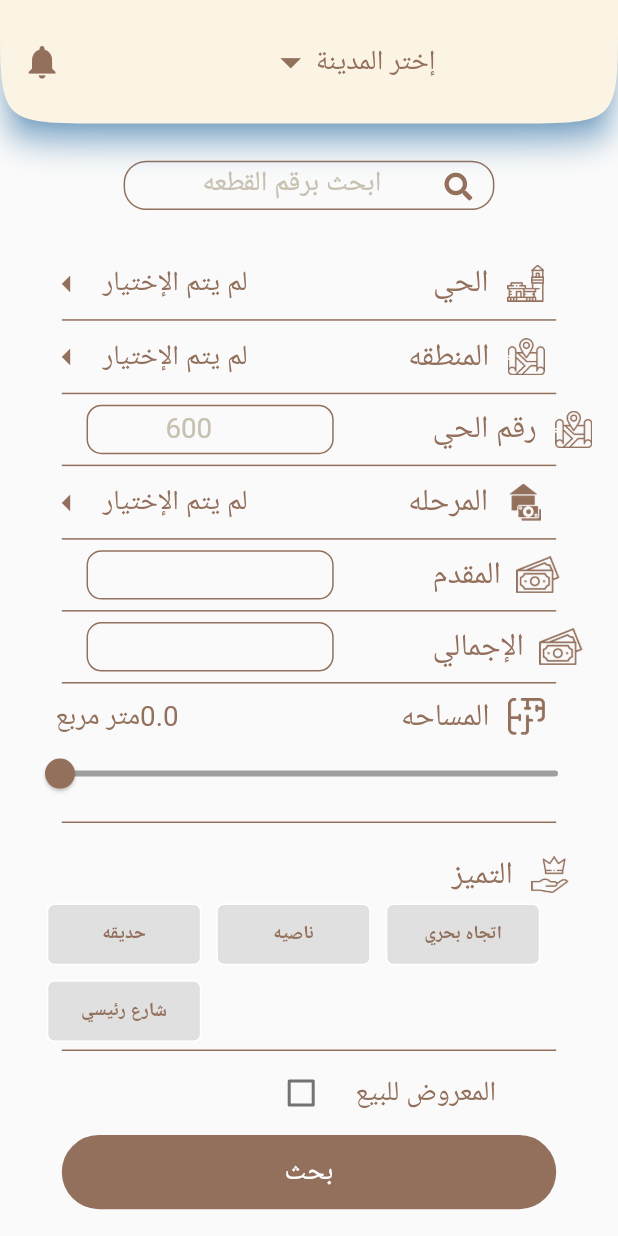
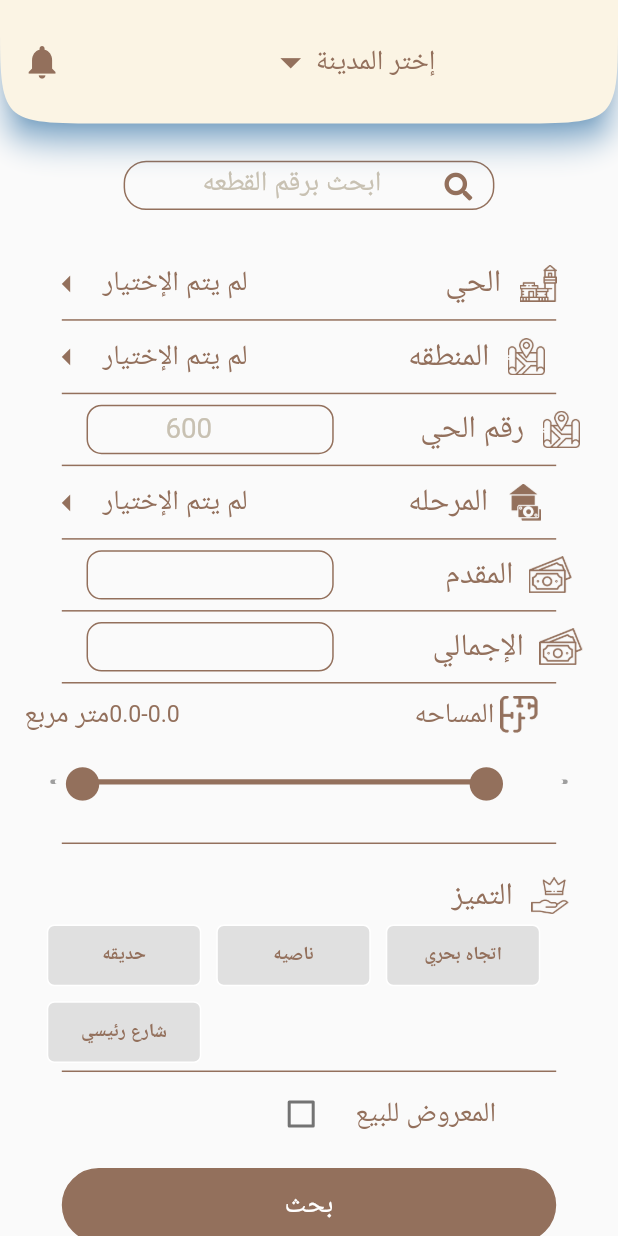
Before and after one commit to Ibrahimadhraf/Bait_watan, a Flutter app: the HomeScreen screen opened directly, on a phone screen of 412 x 824 dp. Run offline on Flutter 3.47's test engine with Material 2 defaults, Android fonts, the phone set to English and light mode, and no system bars; drawn by our look-alikes of flutter_xlider, keyboard_dismisser; our stand-ins replace font_awesome_flutter, get, get_storage; missing offline and left inert: pin_entry_text_field; accounts and stored records are empty.

Commit message:
Home screen

```diff
--- a/lib/vew/screens/home_screen.dart
+++ b/lib/vew/screens/home_screen.dart
@@ -75,7 +75,7 @@ class HomeScreen extends StatelessWidget {
                           SizeConfig().fontSize15),
                       validator: (value) {
                         if (value.length < 11) {
-                          return 'من فضلك أدخل رقم هاتف صحيح';
+                          return '';
                         } else {
                           return null;
                         }
@@ -113,7 +113,7 @@ class HomeScreen extends StatelessWidget {
                           ),
                         ),
                         VerticalSpace(
-                          space: SizeConfig().blockSizeVertical * 15,
+                          space: SizeConfig().blockSizeVertical * 16,
                         ),
                         Row(
                           children: [
@@ -223,7 +223,7 @@ class HomeScreen extends StatelessWidget {
                                 onSubmitted: (trim) {}),
                           ),
                           VerticalSpace(
-                            space: SizeConfig().blockSizeVertical * 7,
+                            space: SizeConfig().blockSizeVertical * 6,
                           ),
                           Row(
                             children: [
@@ -334,7 +334,7 @@ class HomeScreen extends StatelessWidget {
                                 onSubmitted: (trim) {}),
                           ),
                           VerticalSpace(
-                            space: SizeConfig().blockSizeVertical * 7,
+                            space: SizeConfig().blockSizeVertical * 8,
                           ),
                           Row(
                             children: [
@@ -424,7 +424,7 @@ class HomeScreen extends StatelessWidget {
                       children: [
                         Padding(
                           padding: EdgeInsets.only(
-                              left: SizeConfig().blockSizeHorizontal * 7),
+                              left: SizeConfig().blockSizeHorizontal * 2),
                           child: Row(
                             children: [
                               Row(
@@ -437,25 +437,25 @@ class HomeScreen extends StatelessWidget {
                                         color: ApplicationColors().textColor,
                                       ),
                                       CostumeText(
-                                        text: ref.sliderValue.toString(),
-                                        fontSize: SizeConfig().fontSize15,
+                                        text: '${ref.sliderValueMax}'+'-'+'${ref.sliderValueMin}',
+                                        fontSize: SizeConfig().fontSize14,
                                         color: ApplicationColors().textColor,
                                       ),
                                     ],
                                   ),
                                   VerticalSpace(
-                                    space: SizeConfig().blockSizeVertical * 18,
+                                    space: SizeConfig().blockSizeVertical * 19,
                                   ),
                                   Row(
                                     children: [
                                       CostumeText(
                                         text: 'المساحه',
                                         color: ApplicationColors().textColor,
-                                        fontSize: SizeConfig().fontSize16,
+                                        fontSize: SizeConfig().fontSize15,
                                       ),
                                       Image.asset(
                                         'images/plan.png',
-                                        width: SizeConfig().blockSizeVertical * 6,
+                                        width: SizeConfig().blockSizeVertical * 4,
                                         height: SizeConfig().blockSizeVertical * 3,
                                       )
                                     ],
@@ -469,16 +469,42 @@ class HomeScreen extends StatelessWidget {
                     ),
                     Padding(
                       padding: const EdgeInsets.only(right:8.0 ,left: 8.0),
-                      child: Slider(
-                        value: ref.sliderValue,
-                        max: 700,
-                        min: 0.0,
-                        activeColor: ApplicationColors().textColor,
-                        inactiveColor: Colors.grey,
-                        onChanged: (double newValue) {
-                          ref.updateSlider(newValue);
+                      child:FlutterSlider(
+                        trackBar: FlutterSliderTrackBar(
+                          inactiveTrackBar: BoxDecoration(
+                            borderRadius: BorderRadius.circular(20),
+                            color: Colors.grey,
+                            border: Border.all(width: 3, color:  Colors.grey),
+                          ),
+                          activeTrackBar: BoxDecoration(
+                              borderRadius: BorderRadius.circular(4),
+                              color: ApplicationColors().textColor,
+                          ),
+                        ),
+                        handler: FlutterSliderHandler(
+                          decoration: BoxDecoration(),
+                          child: Container(
+                              padding: EdgeInsets.all(5),
+                              child: Icon(Icons.circle, size: SizeConfig().fontSize17,color: ApplicationColors().textColor,)),
+                        ),
+                        values: [30, 420],
+                        rangeSlider: true,
+
+                        max: 500,
+                        min: 0,
+                        rightHandler: FlutterSliderHandler(
+                            decoration: BoxDecoration(),
+
+                          child:Container(
+                              padding: EdgeInsets.all(5),
+                              child:
+
+                          Icon(Icons.circle, size: SizeConfig().fontSize17,color: ApplicationColors().textColor,))
+                        ),
+                        onDragging: (handlerIndex, lowerValue, upperValue) {
+                                         ref.updateSlider(maxValue: upperValue ,minValue: lowerValue);
                         },
-                      ),
+                      )
                     ),
                   ],
                 ),
@@ -530,7 +556,9 @@ class HomeScreen extends StatelessWidget {
                   controlAffinity: ListTileControlAffinity.leading,  //  <-- leading Checkbox
                 ),
               ),
-              GestureDetector(
+              Padding(
+                padding: const EdgeInsets.all(8.0),
+                child: GestureDetector(
                   child: Container(
                     width: SizeConfig().blockSizeVertical*40,
                     height: SizeConfig().blockSizeVertical*6,
@@ -541,6 +569,8 @@ class HomeScreen extends StatelessWidget {
                         ),
                         borderRadius: BorderRadius.all(Radius.circular( SizeConfig().blockSizeVertical*25))
                     ),
+                    child: Padding(
+                      padding: const EdgeInsets.all(10.0),
                       child: Center(
                         child: GestureDetector(
                           onTap: (){
@@ -555,6 +585,8 @@ class HomeScreen extends StatelessWidget {
                       ),
                     ),
                   ),
+                ),
+              ),
             ],
           ),
         ),
--- a/lib/vew/screens/login_screen.dart
+++ b/lib/vew/screens/login_screen.dart
@@ -67,6 +67,9 @@ class LoginScreen extends StatelessWidget {
                         )
                       ],
                     ),
+                  ),
+                  HorizontalSpace(
+                    space: SizeConfig().blockSizeHorizontal * 5,
                   ),
                   CommonTextControllers.customTextField(
                     controller: phoneTextEditingController,
--- a/lib/vew/screens/mainScreen.dart
+++ b/lib/vew/screens/mainScreen.dart
@@ -20,10 +20,8 @@ class MainScreen extends StatelessWidget {
   Widget buttonNavigationBar() {
     return GetBuilder<MainViewModel>(
       init: Get.find(),
-      builder: (controller) => Container(
-        margin: EdgeInsets.symmetric(
-            horizontal: SizeConfig().safeBlockVertical * 2.5),
-        child: BottomNavigationBar(
+      builder: (controller) => BottomNavigationBar(
+
         items: [
           BottomNavigationBarItem(
               label: 'الرئيسيه',
@@ -74,14 +72,14 @@ class MainScreen extends StatelessWidget {
               )),
         ],
         elevation: 6,
+
         selectedItemColor: ApplicationColors().textColor,
-          backgroundColor: ApplicationColors().primaryColor,
+        backgroundColor: Colors.transparent,
         currentIndex: controller.navigatorValue,
         onTap: (index) {
           controller.changeNavigatorValue(index);
         },
       ),
-      ),
     );
   }
 }
--- a/lib/vew/screens/register_screen.dart
+++ b/lib/vew/screens/register_screen.dart
@@ -45,6 +45,9 @@ class RegisterScreen extends StatelessWidget {
                         ),
                       ),
 
+                    ),
+                    HorizontalSpace(
+                      space: SizeConfig().blockSizeHorizontal * 5,
                     ),
                     CommonTextControllers.customTextField(
 
--- a/lib/view_model/home_screen_view_model.dart
+++ b/lib/view_model/home_screen_view_model.dart
@@ -10,7 +10,8 @@ class HomeScreenViewModel extends GetxController {
   ValueNotifier<String> _regionChoice = ValueNotifier('لم يتم الإختيار');
   ValueNotifier<String> _stepChoice = ValueNotifier('لم يتم الإختيار');
   ValueNotifier<String> _districtStep = ValueNotifier('لم يتم الإختيار');
-  ValueNotifier<double> _sliderValue = ValueNotifier(0);
+  ValueNotifier<double> _sliderValueMin = ValueNotifier(0);
+  ValueNotifier<double> _sliderValueMax = ValueNotifier(0);
   ValueNotifier<Color>_notifierColor=ValueNotifier(Colors.white);
   ValueNotifier<List<PremiumModel>>_premiumList=ValueNotifier([
     PremiumModel(item: 'حديقه' ,isClicked: false ),
@@ -24,7 +25,8 @@ class HomeScreenViewModel extends GetxController {
 
   bool get isRemember=>_isRemembered.value;
   List<PremiumModel> get premiumList=>_premiumList.value;
-  double get sliderValue=>_sliderValue.value;
+  double get sliderValueMin=>_sliderValueMin.value;
+  double get sliderValueMax=>_sliderValueMax.value;
   String get city => _cityChoice.value;
   String get region => _regionChoice.value;
   String get step => _stepChoice.value;
@@ -46,8 +48,9 @@ class HomeScreenViewModel extends GetxController {
     _districtStep.value= destrict;
     update();
   }
-  void updateSlider(  double value) {
-    _sliderValue.value=value.roundToDouble();
+  void updateSlider( { double minValue ,double maxValue}) {
+           _sliderValueMin.value=minValue.roundToDouble();
+           _sliderValueMax.value=maxValue.roundToDouble();
     update();
   }
   void toggleRememberMe(bool flag){
```
Also changed, not shown: 2 other files. Lines whose indentation alone changed are shown as unchanged.
